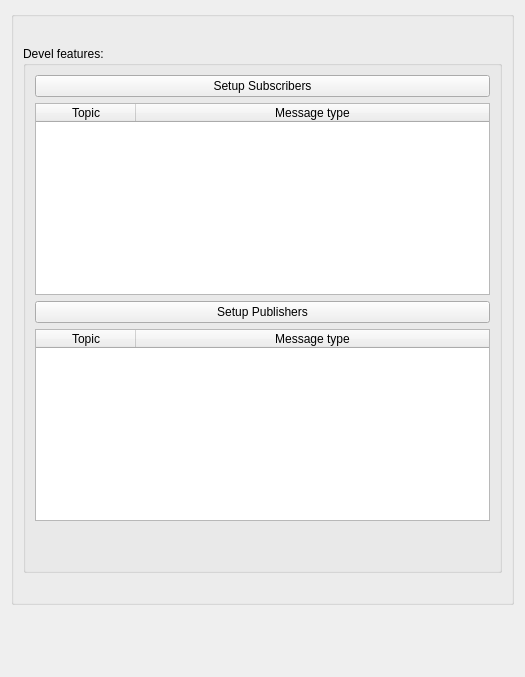
Above: Resources/UI/qSlicerROS2ModuleWidget.ui from rosmed/slicer_ros2_module before the change. Below: the same form after it.
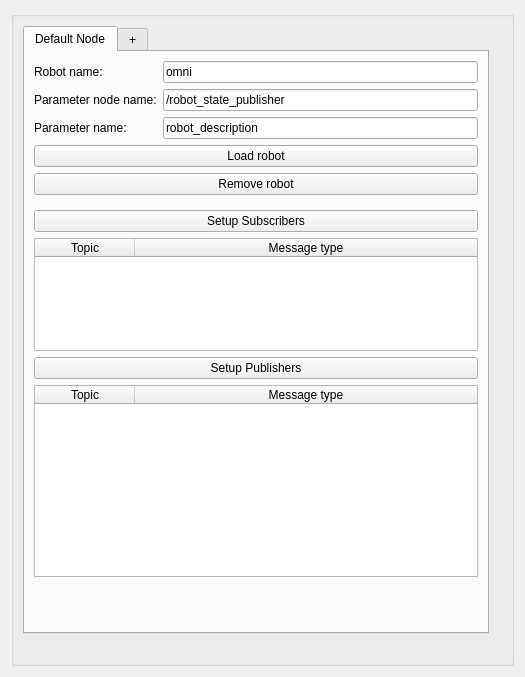
That is the form after the change. Custom widgets are drawn as their Qt base class.

Commit message: Re #60: Updated UI to have line edit for parameter and parameter node name. Restored publisher and subscriber tables. Still a WIP.

Diff of the .ui file:
```diff
--- a/Resources/UI/qSlicerROS2ModuleWidget.ui
+++ b/Resources/UI/qSlicerROS2ModuleWidget.ui
@@ -20,63 +20,73 @@
       <string/>
      </property>
      <layout class="QGridLayout" name="gridLayout">
-      <item row="4" column="1">
-       <widget class="QLabel" name="topicLabel">
-        <property name="text">
-         <string/>
-        </property>
-       </widget>
-      </item>
-      <item row="0" column="2">
-       <widget class="QLabel" name="descriptionWidgetArea">
-        <property name="text">
-         <string/>
-        </property>
-       </widget>
-      </item>
-      <item row="2" column="0" colspan="3">
-       <widget class="QGroupBox" name="groupBox_2">
-        <property name="title">
-         <string>Devel features:</string>
-        </property>
-        <layout class="QGridLayout" name="gridLayout_3">
          <item row="3" column="0">
-          <widget class="QTableWidget" name="rosPublisherTableWidget">
-           <property name="sizePolicy">
-            <sizepolicy hsizetype="Expanding" vsizetype="Expanding">
-             <horstretch>0</horstretch>
-             <verstretch>0</verstretch>
-            </sizepolicy>
-           </property>
-           <attribute name="horizontalHeaderStretchLastSection">
-            <bool>true</bool>
-           </attribute>
-           <column>
+       <widget class="QLabel" name="topicLabel">
             <property name="text">
-             <string>Topic</string>
-            </property>
-           </column>
-           <column>
-            <property name="text">
-             <string>Message type</string>
-            </property>
-           </column>
-          </widget>
-         </item>
-         <item row="4" column="0">
-          <spacer name="verticalSpacer">
-           <property name="orientation">
-            <enum>Qt::Vertical</enum>
-           </property>
-           <property name="sizeHint" stdset="0">
-            <size>
-             <width>20</width>
-             <height>40</height>
-            </size>
-           </property>
-          </spacer>
-         </item>
+         <string/>
+        </property>
+       </widget>
+      </item>
+      <item row="0" column="0">
+       <widget class="QTabWidget" name="tabWidget">
+        <property name="currentIndex">
+         <number>0</number>
+        </property>
+        <widget class="QWidget" name="tab">
+         <attribute name="title">
+          <string>Default Node</string>
+         </attribute>
+         <layout class="QFormLayout" name="formLayout">
          <item row="1" column="0">
+           <widget class="QLabel" name="label">
+            <property name="text">
+             <string>Parameter node name:</string>
+            </property>
+           </widget>
+          </item>
+          <item row="1" column="1">
+           <widget class="QLineEdit" name="parameterNodeNameLineEdit">
+            <property name="text">
+             <string>/robot_state_publisher</string>
+            </property>
+           </widget>
+          </item>
+          <item row="2" column="0">
+           <widget class="QLabel" name="label_2">
+            <property name="text">
+             <string>Parameter name:</string>
+            </property>
+           </widget>
+          </item>
+          <item row="2" column="1">
+           <widget class="QLineEdit" name="parameterLineEdit">
+            <property name="text">
+             <string>robot_description</string>
+            </property>
+           </widget>
+          </item>
+          <item row="3" column="0" colspan="2">
+           <widget class="QPushButton" name="loadRobotButton">
+            <property name="text">
+             <string>Load robot</string>
+            </property>
+           </widget>
+          </item>
+          <item row="4" column="0" colspan="2">
+           <widget class="QPushButton" name="pushButton_2">
+            <property name="text">
+             <string>Remove robot</string>
+            </property>
+           </widget>
+          </item>
+          <item row="6" column="0" colspan="2">
+           <widget class="QPushButton" name="setSubscribersButton">
+            <property name="text">
+             <string>Setup Subscribers</string>
+            </property>
+           </widget>
+          </item>
+          <item row="7" column="0" colspan="2">
           <widget class="QTableWidget" name="rosSubscriberTableWidget">
            <property name="sizePolicy">
             <sizepolicy hsizetype="Expanding" vsizetype="Expanding">
@@ -108,21 +118,84 @@
            </column>
           </widget>
          </item>
-         <item row="2" column="0">
+          <item row="5" column="0">
+           <widget class="Line" name="line">
+            <property name="orientation">
+             <enum>Qt::Horizontal</enum>
+            </property>
+           </widget>
+          </item>
+          <item row="8" column="0" colspan="2">
           <widget class="QPushButton" name="setPublishersButton">
            <property name="text">
             <string>Setup Publishers</string>
            </property>
           </widget>
          </item>
+          <item row="9" column="0" colspan="2">
+           <widget class="QTableWidget" name="rosPublisherTableWidget">
+            <property name="sizePolicy">
+             <sizepolicy hsizetype="Expanding" vsizetype="Expanding">
+              <horstretch>0</horstretch>
+              <verstretch>0</verstretch>
+             </sizepolicy>
+            </property>
+            <attribute name="horizontalHeaderStretchLastSection">
+             <bool>true</bool>
+            </attribute>
+            <column>
+             <property name="text">
+              <string>Topic</string>
+             </property>
+            </column>
+            <column>
+             <property name="text">
+              <string>Message type</string>
+             </property>
+            </column>
+           </widget>
+          </item>
+          <item row="10" column="0" colspan="2">
+           <spacer name="verticalSpacer_3">
+            <property name="orientation">
+             <enum>Qt::Vertical</enum>
+            </property>
+            <property name="sizeHint" stdset="0">
+             <size>
+              <width>20</width>
+              <height>40</height>
+             </size>
+            </property>
+           </spacer>
+          </item>
          <item row="0" column="0">
-          <widget class="QPushButton" name="setSubscribersButton">
+           <widget class="QLabel" name="label_3">
            <property name="text">
-            <string>Setup Subscribers</string>
+             <string>Robot name:</string>
+            </property>
+           </widget>
+          </item>
+          <item row="0" column="1">
+           <widget class="QLineEdit" name="robotNameLineEdit">
+            <property name="text">
+             <string>omni</string>
            </property>
           </widget>
          </item>
         </layout>
+        </widget>
+        <widget class="QWidget" name="tab_2">
+         <attribute name="title">
+          <string>+</string>
+         </attribute>
+        </widget>
+       </widget>
+      </item>
+      <item row="0" column="1">
+       <widget class="QLabel" name="descriptionWidgetArea">
+        <property name="text">
+         <string/>
+        </property>
        </widget>
       </item>
      </layout>
```
Lines whose indentation alone changed are shown as unchanged. The commit also changes 5 other files.
